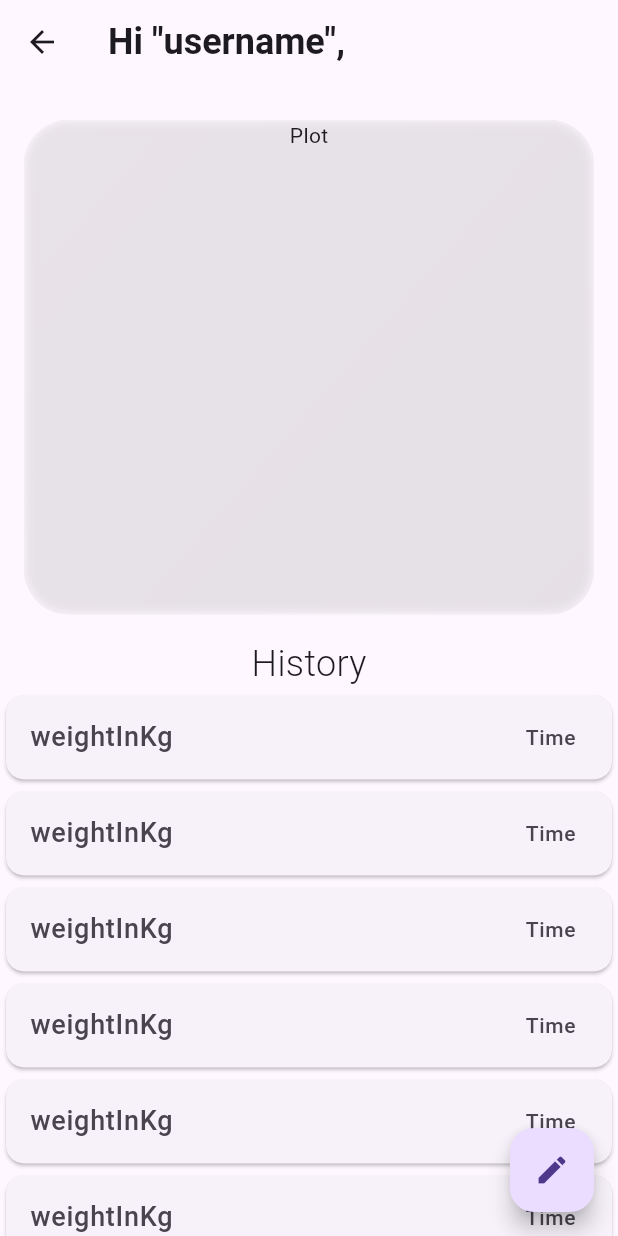
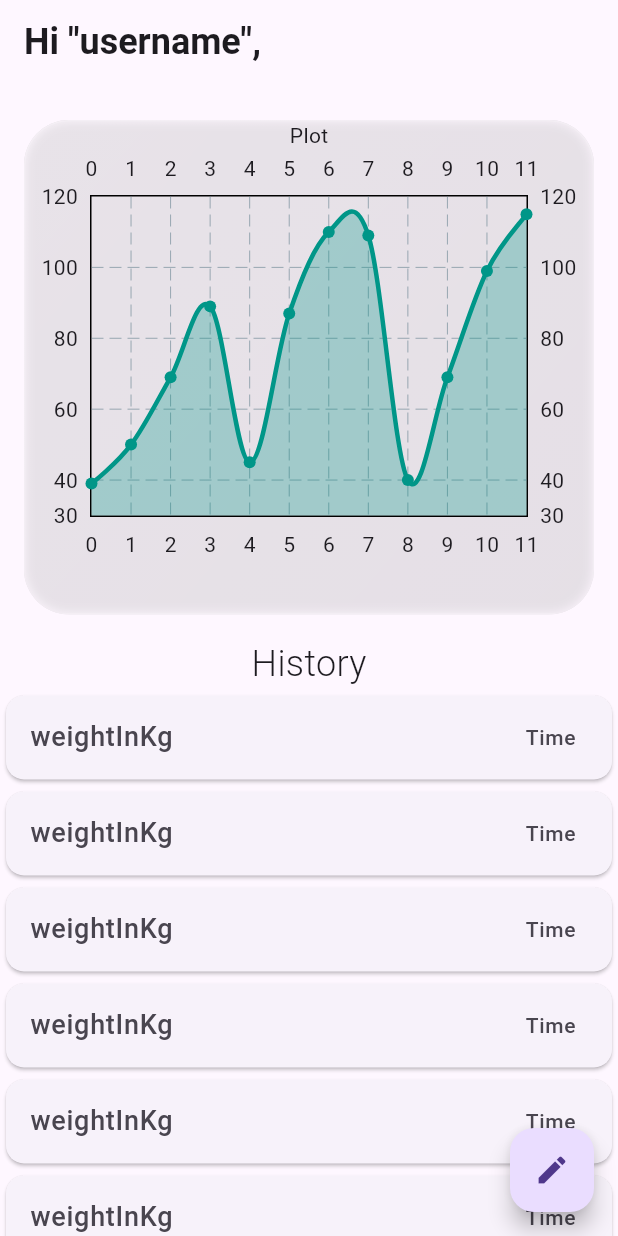
Before and after one commit to Gsuyash20/weight_tracker, a Flutter app: the HomePage screen opened directly, on a phone screen of 412 x 824 dp. Run offline on Flutter 3.47's test engine with Material 3 defaults, Android fonts, the phone set to English and light mode, and no system bars; drawn by our look-alikes of fl_chart; our stand-ins replace font_awesome_flutter, hive_flutter; accounts and stored records are empty.

Commit message:
added plot and refactor code

```diff
--- /dev/null
+++ b/lib/components/card_tile.dart
@@ -0,0 +1,25 @@
+import 'package:flutter/material.dart';
+
+class CardTile extends StatelessWidget {
+  const CardTile({
+    super.key,
+  });
+
+  @override
+  Widget build(BuildContext context) {
+    return const Card(
+      child: ListTile(
+        leading: Text(
+          'weightInKg',
+          //'Weight: ${entry.weight.toString()} kg',
+          style: TextStyle(fontSize: 18.0),
+        ),
+        trailing: Text(
+          'Time',
+          //'Entry Time: ${entry.entryTime.toString()}',
+          style: TextStyle(fontSize: 14.0),
+        ),
+      ),
+    );
+  }
+}
--- a/lib/pages/create_profile.dart
+++ b/lib/pages/create_profile.dart
@@ -1,7 +1,6 @@
-import 'package:flutter/gestures.dart';
 import 'package:flutter/material.dart';
 import 'package:font_awesome_flutter/font_awesome_flutter.dart';
-
+import '../components/signup_button.dart';
 import '../components/text_field.dart';
 
 class CreateProfilePage extends StatefulWidget {
@@ -100,7 +99,7 @@ class _CreateProfilePageState extends State<CreateProfilePage> {
                   ),
 
                   //sign-up button
-                  // SignButton(onTap: signUp, text: 'Sign up'),
+                  //SignButton(onTap: signUp, text: 'Sign up'),
 
                 ],
               ),
--- a/lib/pages/home_page.dart
+++ b/lib/pages/home_page.dart
@@ -1,5 +1,6 @@
+import 'package:fl_chart/fl_chart.dart';
 import 'package:flutter/material.dart';
-
+import '../components/card_tile.dart';
 import '../components/frosted_glass.dart';
 
 class HomePage extends StatefulWidget {
@@ -14,7 +15,7 @@ class _HomePageState extends State<HomePage> {
   Widget build(BuildContext context) {
     return Scaffold(
       appBar: AppBar(
-        title:  const Text(
+        title: const Text(
           //Todo: add username
           'Hi "username",',
           style: TextStyle(fontSize: 24, fontWeight: FontWeight.bold),
@@ -31,9 +32,43 @@ class _HomePageState extends State<HomePage> {
                 FrostedGlass(
                     width: MediaQuery.of(context).size.width,
                     height: MediaQuery.of(context).size.height / 2.5,
-                    child: const Column(
-                      children: [Text('Plot')],
-
+                    child: Column(
+                      children: [
+                        const Text('Plot'),
+                        SizedBox(
+                          height: MediaQuery.of(context).size.height / 3,
+                          child: LineChart(
+                            LineChartData(
+                                minX: 0,
+                                maxX: 11,
+                                minY: 30, // minimum weight = 30
+                                maxY: 120, //maximum weight = 120
+                                lineBarsData: [
+                                  LineChartBarData(
+                                      spots: const [
+                                        FlSpot(0, 39),
+                                        FlSpot(1, 50),
+                                        FlSpot(2, 69),
+                                        FlSpot(3, 89),
+                                        FlSpot(4, 45),
+                                        FlSpot(5, 87),
+                                        FlSpot(6, 110),
+                                        FlSpot(7, 109),
+                                        FlSpot(8, 40),
+                                        FlSpot(9, 69),
+                                        FlSpot(10, 99),
+                                        FlSpot(11, 115),
+                                      ],
+                                      isCurved: true,
+                                      color: Colors.teal,
+                                      barWidth: 3,
+                                      belowBarData: BarAreaData(
+                                          show: true,
+                                          color: Colors.teal.withOpacity(0.3)))
+                                ]),
+                          ),
+                        )
+                      ],
                     ))
               ],
             ),
@@ -47,20 +82,7 @@ class _HomePageState extends State<HomePage> {
                 itemCount: 10,
                 itemBuilder: (context, index) {
                   //final entry = weightEntry[index];
-                  return const Card(
-                    child: ListTile(
-                      leading: Text(
-                        'weightInKg',
-                        //'Weight: ${entry.weight.toString()} kg',
-                        style: TextStyle(fontSize: 18.0),
-                      ),
-                      trailing: Text(
-                        'Time',
-                        //'Entry Time: ${entry.entryTime.toString()}',
-                        style: TextStyle(fontSize: 14.0),
-                      ),
-                    ),
-                  );
+                  return const CardTile();
                 }),
           )
         ],
--- a/lib/pages/profile_page.dart
+++ b/lib/pages/profile_page.dart
@@ -34,7 +34,7 @@ class ProfilePage extends StatelessWidget {
             )),
             ElevatedButton(
                 onPressed: () {}, child: const Text('Delete your data')),
-            SizedBox(height: 20,)
+            const SizedBox(height: 20,)
           ],
         ),
       ),
```
Also changed, not shown: lib/components/signup_button.dart (added, +28 -0 lines), lib/data/hive_database.dart (added, +15 -0 lines), lib/main.dart (+8 -7 lines), lib/model/user_profile.dart (added), lib/model/weight_entry.dart (added).
